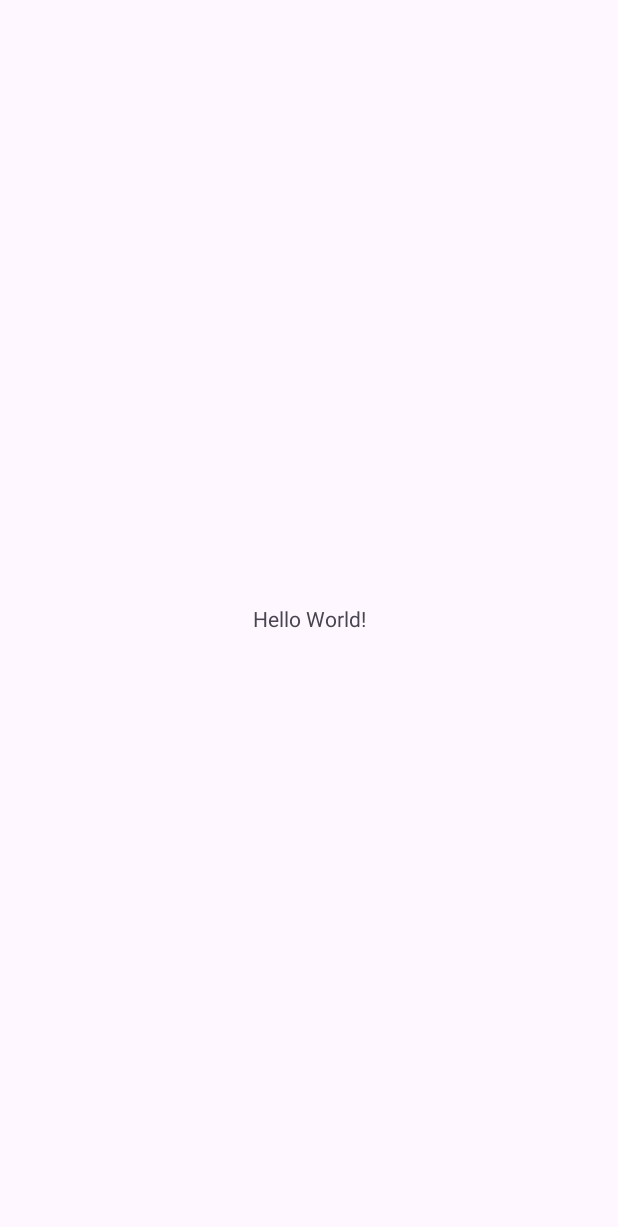
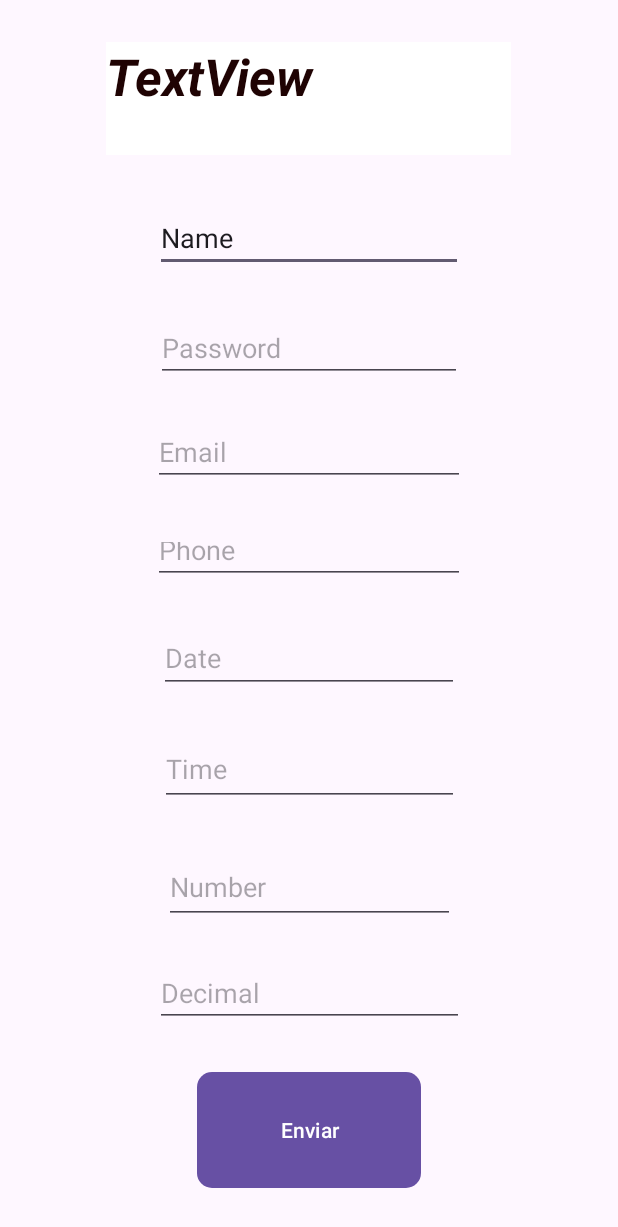
Before and after one commit to luispipe/FirstAPP_G6, an Android app: the screen it shows after launch (MainActivity), on a phone screen of 412 x 824 dp. Before the commit the part shown is almost empty. Shown: the top 1227 px of the screen. Run offline under Robolectric (Android 15) with nearby library versions, the phone set to English and light mode, and no system bars.

```diff
--- a/app/src/main/res/layout/activity_main.xml
+++ b/app/src/main/res/layout/activity_main.xml
@@ -7,12 +7,146 @@
     tools:context=".MainActivity">
 
     <TextView
-        android:layout_width="wrap_content"
-        android:layout_height="wrap_content"
-        android:text="Hello World!"
+        android:id="@+id/textView3"
+        android:layout_width="270dp"
+        android:layout_height="75dp"
+        android:layout_marginTop="1dp"
+        android:layout_marginBottom="5dp"
+        android:background="#FFFFFF"
+        android:text="TextView"
+        android:textColor="#1F0303"
+        android:textSize="34sp"
+        android:textStyle="normal|bold|italic"
+        app:layout_constraintBottom_toTopOf="@+id/editTextText2"
+        app:layout_constraintEnd_toEndOf="parent"
+        app:layout_constraintHorizontal_bias="0.496"
+        app:layout_constraintStart_toStartOf="parent"
+        app:layout_constraintTop_toTopOf="parent"
+        tools:text="Mi Primera APP" />
+
+    <EditText
+        android:id="@+id/editTextText2"
+        android:layout_width="205dp"
+        android:layout_height="45dp"
+        android:layout_marginTop="1dp"
+        android:layout_marginBottom="1dp"
+        android:ems="10"
+        android:inputType="text"
+        android:text="Name"
+        app:layout_constraintBottom_toTopOf="@+id/editTextTextPassword2"
+        app:layout_constraintEnd_toEndOf="parent"
+        app:layout_constraintHorizontal_bias="0.5"
+        app:layout_constraintStart_toStartOf="parent"
+        app:layout_constraintTop_toBottomOf="@+id/textView3" />
+
+    <EditText
+        android:id="@+id/editTextTextPassword2"
+        android:layout_width="204dp"
+        android:layout_height="44dp"
+        android:layout_marginTop="1dp"
+        android:layout_marginBottom="1dp"
+        android:ems="10"
+        android:hint="Password"
+        android:inputType="textPassword"
+        app:layout_constraintBottom_toTopOf="@+id/editTextTextEmailAddress2"
+        app:layout_constraintEnd_toEndOf="parent"
+        app:layout_constraintHorizontal_bias="0.5"
+        app:layout_constraintStart_toStartOf="parent"
+        app:layout_constraintTop_toBottomOf="@+id/editTextText2" />
+
+    <EditText
+        android:id="@+id/editTextTextEmailAddress2"
+        android:layout_width="208dp"
+        android:layout_height="40dp"
+        android:layout_marginTop="1dp"
+        android:layout_marginBottom="1dp"
+        android:ems="10"
+        android:hint="Email"
+        android:inputType="textEmailAddress"
+        app:layout_constraintBottom_toTopOf="@+id/editTextPhone2"
+        app:layout_constraintEnd_toEndOf="parent"
+        app:layout_constraintHorizontal_bias="0.5"
+        app:layout_constraintStart_toStartOf="parent"
+        app:layout_constraintTop_toBottomOf="@+id/editTextTextPassword2" />
+
+    <EditText
+        android:id="@+id/editTextPhone2"
+        android:layout_width="208dp"
+        android:layout_height="38dp"
+        android:ems="10"
+        android:hint="Phone"
+        android:inputType="phone"
+        app:layout_constraintBottom_toTopOf="@+id/editTextDate2"
+        app:layout_constraintEnd_toEndOf="parent"
+        app:layout_constraintHorizontal_bias="0.5"
+        app:layout_constraintStart_toStartOf="parent"
+        app:layout_constraintTop_toBottomOf="@+id/editTextTextEmailAddress2" />
+
+    <EditText
+        android:id="@+id/editTextDate2"
+        android:layout_width="200dp"
+        android:layout_height="46dp"
+        android:ems="10"
+        android:hint="Date"
+        android:inputType="date"
+        app:layout_constraintBottom_toTopOf="@+id/editTextTime2"
+        app:layout_constraintEnd_toEndOf="parent"
+        app:layout_constraintHorizontal_bias="0.5"
+        app:layout_constraintStart_toStartOf="parent"
+        app:layout_constraintTop_toBottomOf="@+id/editTextPhone2" />
+
+    <EditText
+        android:id="@+id/editTextTime2"
+        android:layout_width="199dp"
+        android:layout_height="49dp"
+        android:layout_marginBottom="1dp"
+        android:ems="10"
+        android:hint="Time"
+        android:inputType="time"
+        app:layout_constraintBottom_toTopOf="@+id/editTextNumber2"
+        app:layout_constraintEnd_toEndOf="parent"
+        app:layout_constraintHorizontal_bias="0.5"
+        app:layout_constraintStart_toStartOf="parent"
+        app:layout_constraintTop_toBottomOf="@+id/editTextDate2" />
+
+    <EditText
+        android:id="@+id/editTextNumber2"
+        android:layout_width="194dp"
+        android:layout_height="49dp"
+        android:layout_marginTop="1dp"
+        android:ems="10"
+        android:hint="Number"
+        android:inputType="number"
+        app:layout_constraintBottom_toTopOf="@+id/editTextNumberDecimal2"
+        app:layout_constraintEnd_toEndOf="parent"
+        app:layout_constraintHorizontal_bias="0.5"
+        app:layout_constraintStart_toStartOf="parent"
+        app:layout_constraintTop_toBottomOf="@+id/editTextTime2" />
+
+    <EditText
+        android:id="@+id/editTextNumberDecimal2"
+        android:layout_width="206dp"
+        android:layout_height="42dp"
+        android:ems="10"
+        android:hint="Decimal"
+        android:inputType="numberDecimal"
+        app:layout_constraintBottom_toTopOf="@+id/button2"
+        app:layout_constraintEnd_toEndOf="parent"
+        app:layout_constraintHorizontal_bias="0.5"
+        app:layout_constraintStart_toStartOf="parent"
+        app:layout_constraintTop_toBottomOf="@+id/editTextNumber2" />
+
+    <Button
+        android:id="@+id/button2"
+        android:layout_width="149dp"
+        android:layout_height="85dp"
+        android:layout_marginBottom="1dp"
+        android:text="Enviar"
+        app:cornerRadius="10dp"
         app:layout_constraintBottom_toBottomOf="parent"
         app:layout_constraintEnd_toEndOf="parent"
+        app:layout_constraintHorizontal_bias="0.5"
         app:layout_constraintStart_toStartOf="parent"
-        app:layout_constraintTop_toTopOf="parent" />
+        app:layout_constraintTop_toBottomOf="@+id/editTextNumberDecimal2" />
 
 </androidx.constraintlayout.widget.ConstraintLayout>
--- a/gradle.properties
+++ b/gradle.properties
@@ -1,21 +1,16 @@
-# Project-wide Gradle settings.
-# IDE (e.g. Android Studio) users:
-# Gradle settings configured through the IDE *will override*
-# any settings specified in this file.
-# For more details on how to configure your build environment visit
+## For more details on how to configure your build environment visit
 # http://www.gradle.org/docs/current/userguide/build_environment.html
+#
 # Specifies the JVM arguments used for the daemon process.
 # The setting is particularly useful for tweaking memory settings.
-org.gradle.jvmargs=-Xmx2048m -Dfile.encoding=UTF-8
+# Default value: -Xmx1024m -XX:MaxPermSize=256m
+# org.gradle.jvmargs=-Xmx2048m -XX:MaxPermSize=512m -XX:+HeapDumpOnOutOfMemoryError -Dfile.encoding=UTF-8
+#
 # When configured, Gradle will run in incubating parallel mode.
 # This option should only be used with decoupled projects. More details, visit
 # http://www.gradle.org/docs/current/userguide/multi_project_builds.html#sec:decoupled_projects
 # org.gradle.parallel=true
-# AndroidX package structure to make it clearer which packages are bundled with the
-# Android operating system, and which are packaged with your app's APK
-# https://developer.android.com/topic/libraries/support-library/androidx-rn
+#Thu Jun 22 21:51:32 BRT 2023
+android.nonTransitiveRClass=true
 android.useAndroidX=true
-# Enables namespacing of each library's R class so that its R class includes only the
-# resources declared in the library itself and none from the library's dependencies,
-# thereby reducing the size of the R class for that library
-android.nonTransitiveRClass=true
+org.gradle.jvmargs=-Xmx1536M -Dkotlin.daemon.jvm.options\="-Xmx1536M" -Dfile.encoding\=UTF-8
```
